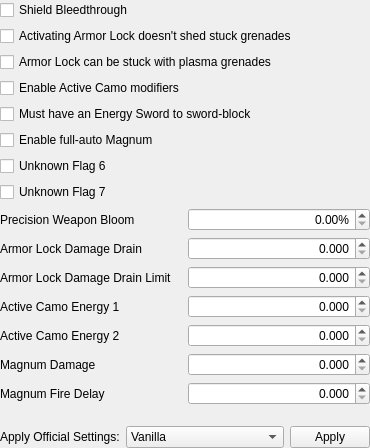
First picture: the form in native/src/ReachVariantTool/ui/main_window/page_multiplayer_title_update_1.ui, repository DavidJCobb/ReachVariantEditor, before the edit.
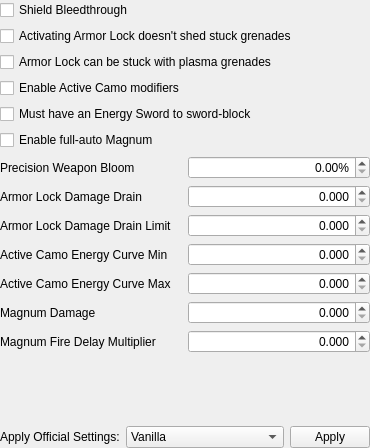
Second picture: the form after the edit.

Diff of the .ui file:
```diff
--- a/native/src/ReachVariantTool/ui/main_window/page_multiplayer_title_update_1.ui
+++ b/native/src/ReachVariantTool/ui/main_window/page_multiplayer_title_update_1.ui
@@ -32,151 +32,59 @@
    <property name="bottomMargin">
     <number>0</number>
    </property>
-   <item row="10" column="0">
-    <widget class="QLabel" name="labelArmorLockDamageDrainLimit">
-     <property name="text">
-      <string>Armor Lock Damage Drain Limit</string>
-     </property>
-     <property name="buddy">
-      <cstring>fieldArmorLockDamageDrainLimit</cstring>
-     </property>
-    </widget>
-   </item>
-   <item row="9" column="0">
-    <widget class="QLabel" name="labelArmorLockDamageDrain">
-     <property name="text">
-      <string>Armor Lock Damage Drain</string>
-     </property>
-     <property name="buddy">
-      <cstring>fieldArmorLockDamageDrain</cstring>
-     </property>
-    </widget>
-   </item>
-   <item row="11" column="1">
-    <widget class="QDoubleSpinBox" name="fieldActiveCamoEnergy">
-     <property name="alignment">
-      <set>Qt::AlignRight|Qt::AlignTrailing|Qt::AlignVCenter</set>
-     </property>
-     <property name="decimals">
-      <number>3</number>
-     </property>
-     <property name="maximum">
-      <double>2.000000000000000</double>
-     </property>
-     <property name="singleStep">
-      <double>0.001000000000000</double>
-     </property>
-    </widget>
-   </item>
-   <item row="0" column="0" colspan="2">
-    <widget class="QCheckBox" name="fieldBleedthrough">
-     <property name="text">
-      <string>Shield Bleedthrough</string>
-     </property>
-    </widget>
-   </item>
-   <item row="6" column="0" colspan="2">
-    <widget class="QCheckBox" name="fieldFlag6">
-     <property name="text">
-      <string>Unknown Flag 6</string>
-     </property>
-    </widget>
-   </item>
-   <item row="11" column="0">
-    <widget class="QLabel" name="labelCamoEnergy1">
-     <property name="text">
-      <string>Active Camo Energy 1</string>
-     </property>
-     <property name="buddy">
-      <cstring>fieldActiveCamoEnergy</cstring>
-     </property>
-    </widget>
-   </item>
-   <item row="7" column="0" colspan="2">
-    <widget class="QCheckBox" name="fieldFlag7">
-     <property name="text">
-      <string>Unknown Flag 7</string>
-     </property>
-    </widget>
-   </item>
-   <item row="10" column="1">
-    <widget class="QDoubleSpinBox" name="fieldArmorLockDamageDrainLimit">
-     <property name="alignment">
-      <set>Qt::AlignRight|Qt::AlignTrailing|Qt::AlignVCenter</set>
-     </property>
-     <property name="decimals">
-      <number>3</number>
-     </property>
-     <property name="maximum">
-      <double>2.000000000000000</double>
-     </property>
-    </widget>
-   </item>
-   <item row="13" column="0">
-    <widget class="QLabel" name="labelMagnumDamage">
-     <property name="text">
-      <string>Magnum Damage</string>
-     </property>
-     <property name="buddy">
-      <cstring>fieldMagnumDamage</cstring>
-     </property>
-    </widget>
-   </item>
-   <item row="14" column="1">
-    <widget class="QDoubleSpinBox" name="fieldMagnumFireDelay">
-     <property name="alignment">
-      <set>Qt::AlignRight|Qt::AlignTrailing|Qt::AlignVCenter</set>
-     </property>
-     <property name="decimals">
-      <number>3</number>
-     </property>
-     <property name="maximum">
-      <double>10.000000000000000</double>
-     </property>
-    </widget>
-   </item>
-   <item row="13" column="1">
-    <widget class="QDoubleSpinBox" name="fieldMagnumDamage">
-     <property name="alignment">
-      <set>Qt::AlignRight|Qt::AlignTrailing|Qt::AlignVCenter</set>
-     </property>
-     <property name="decimals">
-      <number>3</number>
-     </property>
-     <property name="maximum">
-      <double>10.000000000000000</double>
-     </property>
-    </widget>
-   </item>
-   <item row="9" column="1">
-    <widget class="QDoubleSpinBox" name="fieldArmorLockDamageDrain">
-     <property name="alignment">
-      <set>Qt::AlignRight|Qt::AlignTrailing|Qt::AlignVCenter</set>
-     </property>
-     <property name="decimals">
-      <number>3</number>
-     </property>
-     <property name="maximum">
-      <double>2.000000000000000</double>
-     </property>
-    </widget>
-   </item>
-   <item row="5" column="0" colspan="2">
-    <widget class="QCheckBox" name="fieldAutomaticMagnum">
-     <property name="toolTip">
-      <string>Allow players to fire the Magnum by holding down the trigger, rather than having to pull the trigger individually for each shot.</string>
-     </property>
-     <property name="text">
-      <string>Enable full-auto Magnum</string>
-     </property>
-    </widget>
-   </item>
-   <item row="4" column="0" colspan="2">
-    <widget class="QCheckBox" name="fieldLimitSwordBlockToSword">
-     <property name="text">
-      <string>Must have an Energy Sword to sword-block</string>
-     </property>
-    </widget>
+   <item row="14" column="0" colspan="2">
+    <layout class="QHBoxLayout" name="horizontalLayout">
+     <item>
+      <widget class="QLabel" name="label">
+       <property name="sizePolicy">
+        <sizepolicy hsizetype="Preferred" vsizetype="Preferred">
+         <horstretch>1</horstretch>
+         <verstretch>0</verstretch>
+        </sizepolicy>
+       </property>
+       <property name="text">
+        <string>Apply Official Settings:</string>
+       </property>
+      </widget>
+     </item>
+     <item>
+      <widget class="QComboBox" name="presetList">
+       <property name="sizePolicy">
+        <sizepolicy hsizetype="Preferred" vsizetype="Fixed">
+         <horstretch>2</horstretch>
+         <verstretch>0</verstretch>
+        </sizepolicy>
+       </property>
+       <item>
+        <property name="text">
+         <string>Vanilla</string>
+        </property>
+       </item>
+       <item>
+        <property name="text">
+         <string>TU Settings</string>
+        </property>
+       </item>
+       <item>
+        <property name="text">
+         <string>Anniversary</string>
+        </property>
+       </item>
+       <item>
+        <property name="text">
+         <string>Zero-Bloom</string>
+        </property>
+       </item>
+      </widget>
+     </item>
+     <item>
+      <widget class="QPushButton" name="presetButtonApply">
+       <property name="text">
+        <string>Apply</string>
+       </property>
+      </widget>
+     </item>
+    </layout>
    </item>
    <item row="2" column="0" colspan="2">
     <widget class="QCheckBox" name="fieldArmorLockCanBeStuck">
@@ -185,8 +93,8 @@
      </property>
     </widget>
    </item>
-   <item row="12" column="1">
-    <widget class="QDoubleSpinBox" name="fieldActiveCamoEnergyBonus">
+   <item row="9" column="1">
+    <widget class="QDoubleSpinBox" name="fieldActiveCamoEnergyCurveMin">
      <property name="alignment">
       <set>Qt::AlignRight|Qt::AlignTrailing|Qt::AlignVCenter</set>
      </property>
@@ -201,56 +109,6 @@
      </property>
     </widget>
    </item>
-   <item row="1" column="0" colspan="2">
-    <widget class="QCheckBox" name="fieldArmorLockCantShed">
-     <property name="text">
-      <string>Activating Armor Lock doesn't shed stuck grenades</string>
-     </property>
-    </widget>
-   </item>
-   <item row="8" column="0">
-    <widget class="QLabel" name="labelPrecisionBloom">
-     <property name="text">
-      <string>Precision Weapon Bloom</string>
-     </property>
-     <property name="buddy">
-      <cstring>fieldPrecisionBloom</cstring>
-     </property>
-    </widget>
-   </item>
-   <item row="8" column="1">
-    <widget class="QDoubleSpinBox" name="fieldPrecisionBloom">
-     <property name="alignment">
-      <set>Qt::AlignRight|Qt::AlignTrailing|Qt::AlignVCenter</set>
-     </property>
-     <property name="suffix">
-      <string>%</string>
-     </property>
-     <property name="maximum">
-      <double>200.000000000000000</double>
-     </property>
-    </widget>
-   </item>
-   <item row="12" column="0">
-    <widget class="QLabel" name="labelCamoEnergy2">
-     <property name="text">
-      <string>Active Camo Energy 2</string>
-     </property>
-     <property name="buddy">
-      <cstring>fieldActiveCamoEnergyBonus</cstring>
-     </property>
-    </widget>
-   </item>
-   <item row="14" column="0">
-    <widget class="QLabel" name="labelMagnumFireDelay">
-     <property name="text">
-      <string>Magnum Fire Delay</string>
-     </property>
-     <property name="buddy">
-      <cstring>fieldMagnumFireDelay</cstring>
-     </property>
-    </widget>
-   </item>
    <item row="3" column="0" colspan="2">
     <widget class="QCheckBox" name="fieldEnableActiveCamoModifiers">
      <property name="toolTip">
@@ -261,7 +119,61 @@
      </property>
     </widget>
    </item>
-   <item row="15" column="0" colspan="2">
+   <item row="12" column="0">
+    <widget class="QLabel" name="labelMagnumFireDelay">
+     <property name="text">
+      <string>Magnum Fire Delay Multiplier</string>
+     </property>
+     <property name="buddy">
+      <cstring>fieldMagnumFireDelay</cstring>
+     </property>
+    </widget>
+   </item>
+   <item row="6" column="0">
+    <widget class="QLabel" name="labelPrecisionBloom">
+     <property name="text">
+      <string>Precision Weapon Bloom</string>
+     </property>
+     <property name="buddy">
+      <cstring>fieldPrecisionBloom</cstring>
+     </property>
+    </widget>
+   </item>
+   <item row="11" column="0">
+    <widget class="QLabel" name="labelMagnumDamage">
+     <property name="text">
+      <string>Magnum Damage</string>
+     </property>
+     <property name="buddy">
+      <cstring>fieldMagnumDamage</cstring>
+     </property>
+    </widget>
+   </item>
+   <item row="7" column="0">
+    <widget class="QLabel" name="labelArmorLockDamageDrain">
+     <property name="text">
+      <string>Armor Lock Damage Drain</string>
+     </property>
+     <property name="buddy">
+      <cstring>fieldArmorLockDamageDrain</cstring>
+     </property>
+    </widget>
+   </item>
+   <item row="4" column="0" colspan="2">
+    <widget class="QCheckBox" name="fieldLimitSwordBlockToSword">
+     <property name="text">
+      <string>Must have an Energy Sword to sword-block</string>
+     </property>
+    </widget>
+   </item>
+   <item row="0" column="0" colspan="2">
+    <widget class="QCheckBox" name="fieldBleedthrough">
+     <property name="text">
+      <string>Shield Bleedthrough</string>
+     </property>
+    </widget>
+   </item>
+   <item row="13" column="0" colspan="2">
     <spacer name="verticalSpacer_8">
      <property name="orientation">
       <enum>Qt::Vertical</enum>
@@ -274,59 +186,133 @@
      </property>
     </spacer>
    </item>
-   <item row="16" column="0" colspan="2">
-    <layout class="QHBoxLayout" name="horizontalLayout">
-     <item>
-      <widget class="QLabel" name="label">
-       <property name="sizePolicy">
-        <sizepolicy hsizetype="Preferred" vsizetype="Preferred">
-         <horstretch>1</horstretch>
-         <verstretch>0</verstretch>
-        </sizepolicy>
-       </property>
-       <property name="text">
-        <string>Apply Official Settings:</string>
-       </property>
-      </widget>
-     </item>
-     <item>
-      <widget class="QComboBox" name="presetList">
-       <property name="sizePolicy">
-        <sizepolicy hsizetype="Preferred" vsizetype="Fixed">
-         <horstretch>2</horstretch>
-         <verstretch>0</verstretch>
-        </sizepolicy>
-       </property>
-       <item>
-        <property name="text">
-         <string>Vanilla</string>
-        </property>
-       </item>
-       <item>
-        <property name="text">
-         <string>TU Settings</string>
-        </property>
-       </item>
-       <item>
-        <property name="text">
-         <string>Anniversary</string>
-        </property>
-       </item>
-       <item>
-        <property name="text">
-         <string>Zero-Bloom</string>
-        </property>
-       </item>
-      </widget>
-     </item>
-     <item>
-      <widget class="QPushButton" name="presetButtonApply">
-       <property name="text">
-        <string>Apply</string>
-       </property>
-      </widget>
-     </item>
-    </layout>
+   <item row="5" column="0" colspan="2">
+    <widget class="QCheckBox" name="fieldAutomaticMagnum">
+     <property name="toolTip">
+      <string>Allow players to fire the Magnum by holding down the trigger, rather than having to pull the trigger individually for each shot.</string>
+     </property>
+     <property name="text">
+      <string>Enable full-auto Magnum</string>
+     </property>
+    </widget>
+   </item>
+   <item row="6" column="1">
+    <widget class="QDoubleSpinBox" name="fieldPrecisionBloom">
+     <property name="alignment">
+      <set>Qt::AlignRight|Qt::AlignTrailing|Qt::AlignVCenter</set>
+     </property>
+     <property name="suffix">
+      <string>%</string>
+     </property>
+     <property name="maximum">
+      <double>200.000000000000000</double>
+     </property>
+    </widget>
+   </item>
+   <item row="12" column="1">
+    <widget class="QDoubleSpinBox" name="fieldMagnumFireDelay">
+     <property name="alignment">
+      <set>Qt::AlignRight|Qt::AlignTrailing|Qt::AlignVCenter</set>
+     </property>
+     <property name="decimals">
+      <number>3</number>
+     </property>
+     <property name="maximum">
+      <double>10.000000000000000</double>
+     </property>
+    </widget>
+   </item>
+   <item row="1" column="0" colspan="2">
+    <widget class="QCheckBox" name="fieldArmorLockCantShed">
+     <property name="text">
+      <string>Activating Armor Lock doesn't shed stuck grenades</string>
+     </property>
+    </widget>
+   </item>
+   <item row="7" column="1">
+    <widget class="QDoubleSpinBox" name="fieldArmorLockDamageDrain">
+     <property name="alignment">
+      <set>Qt::AlignRight|Qt::AlignTrailing|Qt::AlignVCenter</set>
+     </property>
+     <property name="decimals">
+      <number>3</number>
+     </property>
+     <property name="maximum">
+      <double>2.000000000000000</double>
+     </property>
+    </widget>
+   </item>
+   <item row="8" column="1">
+    <widget class="QDoubleSpinBox" name="fieldArmorLockDamageDrainLimit">
+     <property name="alignment">
+      <set>Qt::AlignRight|Qt::AlignTrailing|Qt::AlignVCenter</set>
+     </property>
+     <property name="decimals">
+      <number>3</number>
+     </property>
+     <property name="maximum">
+      <double>2.000000000000000</double>
+     </property>
+    </widget>
+   </item>
+   <item row="9" column="0">
+    <widget class="QLabel" name="labelCamoEnergy1">
+     <property name="text">
+      <string>Active Camo Energy Curve Min</string>
+     </property>
+     <property name="buddy">
+      <cstring>fieldActiveCamoEnergyCurveMin</cstring>
+     </property>
+    </widget>
+   </item>
+   <item row="11" column="1">
+    <widget class="QDoubleSpinBox" name="fieldMagnumDamage">
+     <property name="alignment">
+      <set>Qt::AlignRight|Qt::AlignTrailing|Qt::AlignVCenter</set>
+     </property>
+     <property name="decimals">
+      <number>3</number>
+     </property>
+     <property name="maximum">
+      <double>10.000000000000000</double>
+     </property>
+    </widget>
+   </item>
+   <item row="10" column="0">
+    <widget class="QLabel" name="labelCamoEnergy2">
+     <property name="text">
+      <string>Active Camo Energy Curve Max</string>
+     </property>
+     <property name="buddy">
+      <cstring>fieldActiveCamoEnergyCurveMax</cstring>
+     </property>
+    </widget>
+   </item>
+   <item row="8" column="0">
+    <widget class="QLabel" name="labelArmorLockDamageDrainLimit">
+     <property name="text">
+      <string>Armor Lock Damage Drain Limit</string>
+     </property>
+     <property name="buddy">
+      <cstring>fieldArmorLockDamageDrainLimit</cstring>
+     </property>
+    </widget>
+   </item>
+   <item row="10" column="1">
+    <widget class="QDoubleSpinBox" name="fieldActiveCamoEnergyCurveMax">
+     <property name="alignment">
+      <set>Qt::AlignRight|Qt::AlignTrailing|Qt::AlignVCenter</set>
+     </property>
+     <property name="decimals">
+      <number>3</number>
+     </property>
+     <property name="maximum">
+      <double>2.000000000000000</double>
+     </property>
+     <property name="singleStep">
+      <double>0.001000000000000</double>
+     </property>
+    </widget>
    </item>
   </layout>
  </widget>
```
Left out of the diff: 6 changed lines with no effect on the pictures.
